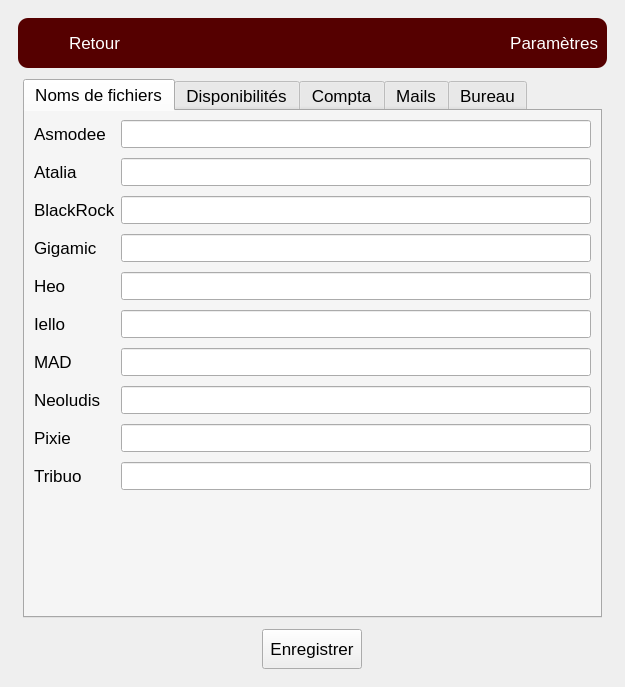
Old version of the form view/UI/main.ui in the repository gaellerem/Application_7R.
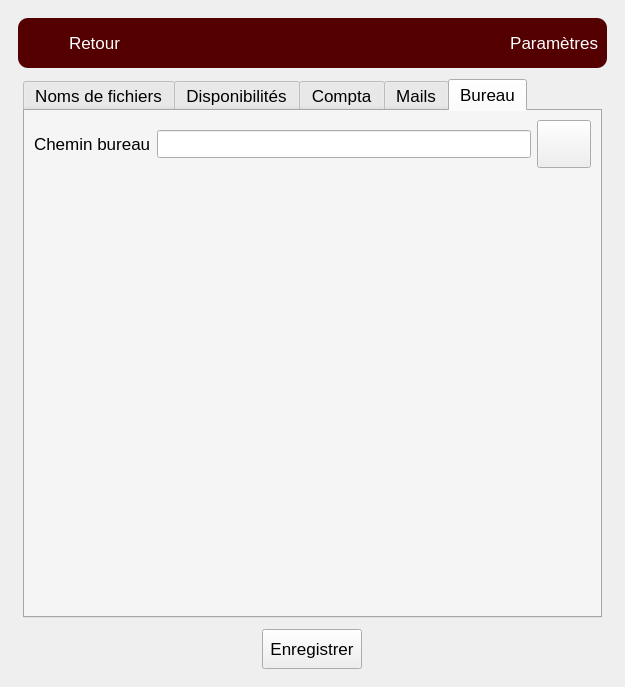
New version of the form. The open tabs and pages were chosen to show the change. Icons and pictures are not drawn.

Commit message: added button for desktop path

Diff of the .ui file:
```diff
--- a/view/UI/main.ui
+++ b/view/UI/main.ui
@@ -1320,20 +1320,60 @@
                </item>
               </layout>
              </widget>
-             <widget class="QWidget" name="desktop">
+             <widget class="QWidget" name="widget">
               <attribute name="title">
                <string>Bureau</string>
               </attribute>
-              <layout class="QFormLayout" name="formLayout_5">
-               <item row="1" column="0">
+              <layout class="QGridLayout" name="gridLayout">
+               <item row="0" column="1">
+                <widget class="QLineEdit" name="path_desktop">
+                 <property name="readOnly">
+                  <bool>true</bool>
+                 </property>
+                </widget>
+               </item>
+               <item row="0" column="0">
                 <widget class="QLabel" name="label_29">
                  <property name="text">
                   <string>Chemin bureau</string>
                  </property>
                 </widget>
                </item>
-               <item row="1" column="1">
-                <widget class="QLineEdit" name="path_desktop"/>
+               <item row="0" column="2">
+                <widget class="QPushButton" name="desktop">
+                 <property name="minimumSize">
+                  <size>
+                   <width>40</width>
+                   <height>0</height>
+                  </size>
+                 </property>
+                 <property name="text">
+                  <string/>
+                 </property>
+                 <property name="icon">
+                  <iconset resource="../../resources.qrc">
+                   <normaloff>:/icons/ressources/folder.svg</normaloff>:/icons/ressources/folder.svg</iconset>
+                 </property>
+                 <property name="iconSize">
+                  <size>
+                   <width>24</width>
+                   <height>24</height>
+                  </size>
+                 </property>
+                </widget>
+               </item>
+               <item row="1" column="0">
+                <spacer name="verticalSpacer">
+                 <property name="orientation">
+                  <enum>Qt::Vertical</enum>
+                 </property>
+                 <property name="sizeHint" stdset="0">
+                  <size>
+                   <width>20</width>
+                   <height>40</height>
+                  </size>
+                 </property>
+                </spacer>
                </item>
               </layout>
              </widget>
```
Left out of the diff: 11 changed lines with no effect on the pictures. The commit also changes 5 other files.
